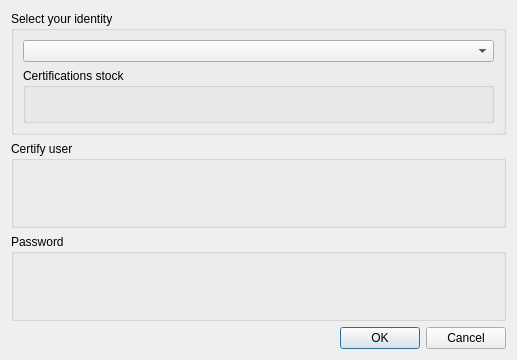
Qt form src/sakia/gui/dialogs/certification/certification.ui (duniter/sakia) before a commit.
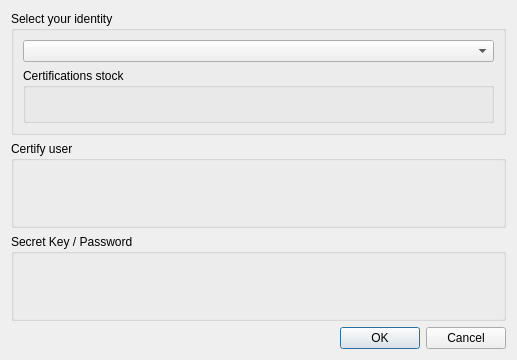
The same form after that commit.

Commit message: Fix password input title

Diff of the .ui file:
```diff
--- a/src/sakia/gui/dialogs/certification/certification.ui
+++ b/src/sakia/gui/dialogs/certification/certification.ui
@@ -59,7 +59,7 @@
    <item>
     <widget class="QGroupBox" name="group_box_password">
      <property name="title">
-      <string>Password</string>
+      <string>Secret Key / Password</string>
      </property>
      <layout class="QVBoxLayout" name="verticalLayout_6">
       <item>
```
The commit also changes 1 other file.
